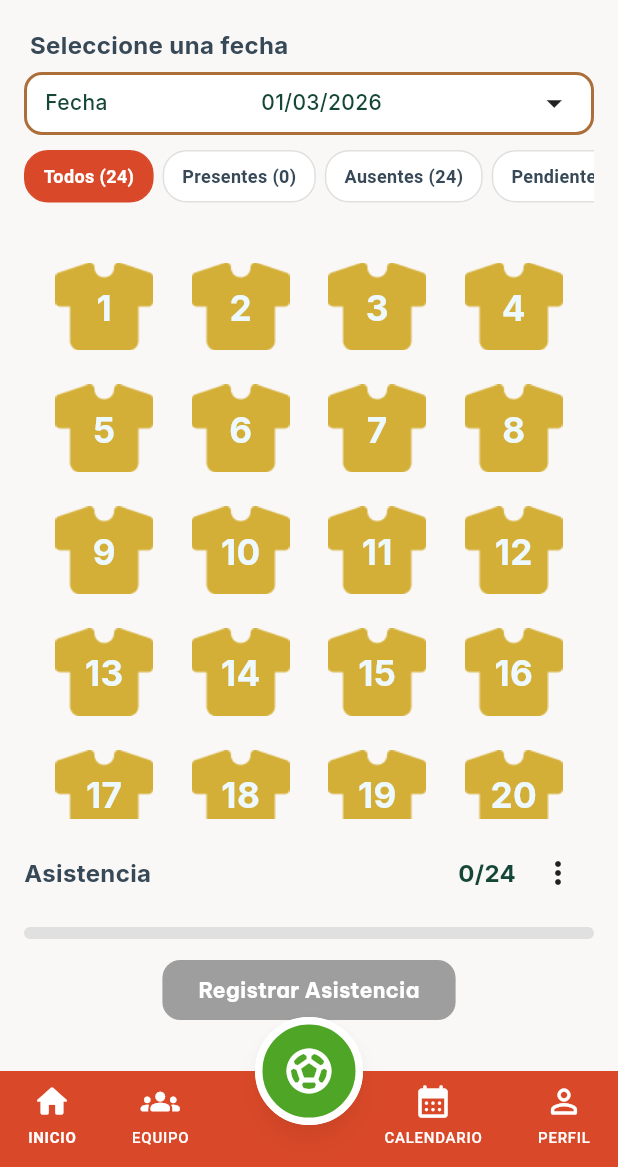
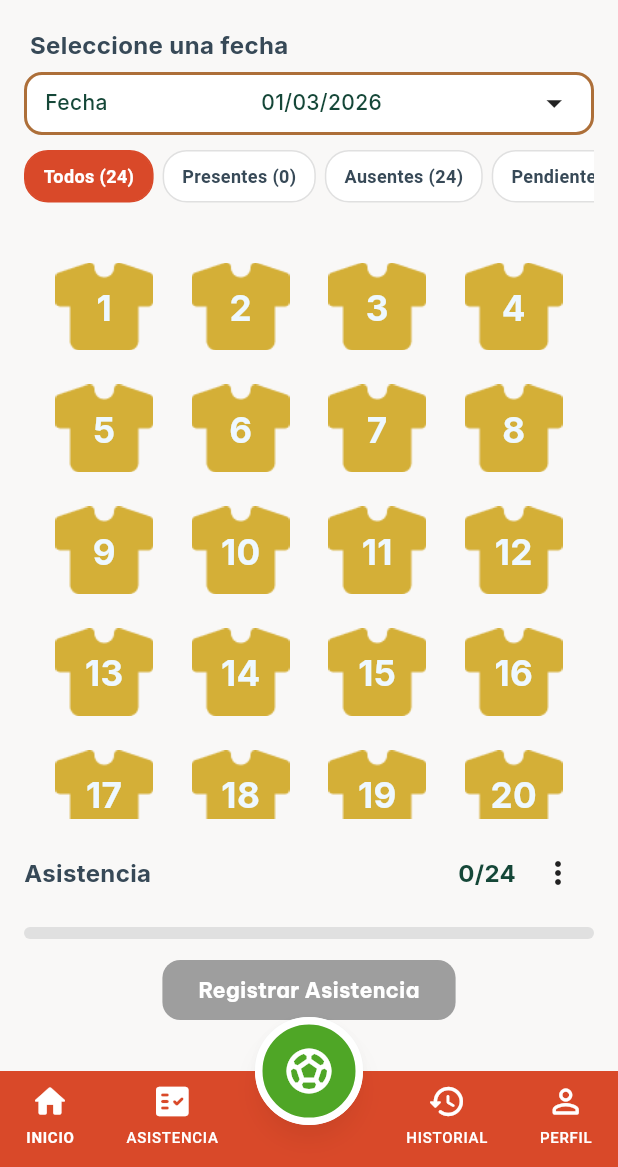
Before and after one commit to Elkinssm/flutter_init, a Flutter app: the DailyAttendanceScreen screen opened by its route, on a phone screen of 412 x 824 dp, the part 69-1236 px from its top. Run offline on Flutter 3.47's test engine with Material 3 defaults, Android fonts, the phone set to English and light mode, and no system bars; our stand-ins replace dio, flutter_riverpod, flutter_secure_storage, go_router, google_fonts, image_picker and 5 more; accounts and stored records are empty.

Commit message:
fix(ui): corrige navegacion y layout en appbar y asistencia

```diff
--- a/lib/presentation/screens/coach_screen.dart
+++ b/lib/presentation/screens/coach_screen.dart
@@ -49,7 +49,7 @@ class _CoachScreenState extends State<CoachScreen> {
             backgroundColor: const Color.fromRGBO(249, 248, 247, 1),
             appBar: CustomAppbar(
               title: 'Coach Dashboard',
-              onPressed: () => context.push('/login_screen'),
+              showBackButton: false,
             ),
             endDrawer: const ProfileDrawer(),
             bottomNavigationBar: const CustomBottomAppbar(),
--- a/lib/presentation/widgets/appbar/custom_appbar.dart
+++ b/lib/presentation/widgets/appbar/custom_appbar.dart
@@ -1,3 +1,4 @@
+import 'package:coach_app/config/router/app_router.dart';
 import 'package:coach_app/presentation/widgets/widgets.dart';
 import 'package:flutter/material.dart';
 import 'package:go_router/go_router.dart';
@@ -6,36 +7,51 @@ class CustomAppbar extends StatelessWidget implements PreferredSizeWidget {
   final String title;
   final Color? backgroundColor;
   final VoidCallback? onPressed;
+  final bool showBackButton;
   const CustomAppbar({
     super.key,
     required this.title,
     this.backgroundColor = const Color.fromRGBO(249, 248, 247, 1),
     this.onPressed,
+    this.showBackButton = true,
   });
 
   @override
   Widget build(BuildContext context) {
     return AppBar(
       backgroundColor: backgroundColor,
+      automaticallyImplyLeading: false,
       leadingWidth: 40,
       elevation: 0,
       scrolledUnderElevation: 0,
-      leading: Padding(
+      leading:
+          showBackButton
+              ? Padding(
                 padding: const EdgeInsets.all(0),
                 child: IconButton(
                   splashColor: Colors.transparent,
                   highlightColor: Colors.transparent,
                   hoverColor: Colors.transparent,
-          onPressed: onPressed ??
+                  onPressed:
+                      onPressed ??
                       () {
-                if (Navigator.of(context).canPop()) context.pop();
+                        if (Navigator.of(context).canPop()) {
+                          context.pop();
+                          return;
+                        }
+                        final fallbackRoute =
+                            currentUserRole == 'coach'
+                                ? '/coach_screen'
+                                : '/player_screen';
+                        context.go(fallbackRoute);
                       },
                   icon: Icon(Icons.arrow_back_outlined),
                   // Área táctil
                   constraints: BoxConstraints(minWidth: 60, minHeight: 60),
                 ),
-      ),
-      titleSpacing: 0,
+              )
+              : null,
+      titleSpacing: showBackButton ? 0 : 16,
       title: CustomText(text: title, size: 20, fontWeight: FontWeight.w600),
       centerTitle: false,
       actions: [
--- a/lib/presentation/widgets/custom_navigation_bottom_appbar/custom_bottom_appbar.dart
+++ b/lib/presentation/widgets/custom_navigation_bottom_appbar/custom_bottom_appbar.dart
@@ -21,6 +21,7 @@ class CustomBottomAppbar extends ConsumerWidget {
 
   @override
   Widget build(BuildContext context, WidgetRef ref) {
+    final isCoach = currentUserRole == 'coach';
     final selectedIndex = ref.watch(selectedIconProvider);
     final bottomInset = MediaQuery.of(context).padding.bottom;
     const barHeight = 64.0;
@@ -39,13 +40,13 @@ class CustomBottomAppbar extends ConsumerWidget {
             bottom: 0,
             child: Container(
               height: barHeight + bottomInset,
-              decoration: const BoxDecoration(
-                color: _orange,
-              ),
+              decoration: const BoxDecoration(color: _orange),
               child: SafeArea(
                 top: false,
                 child: Padding(
-                  padding: EdgeInsets.only(bottom: bottomInset > 0 ? bottomInset : 6),
+                  padding: EdgeInsets.only(
+                    bottom: bottomInset > 0 ? bottomInset : 6,
+                  ),
                   child: Row(
                     mainAxisAlignment: MainAxisAlignment.spaceAround,
                     crossAxisAlignment: CrossAxisAlignment.center,
@@ -56,29 +57,44 @@ class CustomBottomAppbar extends ConsumerWidget {
                         isSelected: selectedIndex == 0,
                         onTap: () {
                           ref.read(selectedIconProvider.notifier).state = 0;
-                          final route = currentUserRole == 'coach'
+                          final route =
+                              currentUserRole == 'coach'
                                   ? '/coach_screen'
                                   : '/player_screen';
                           context.go(route);
                         },
                       ),
                       _NavItem(
-                        label: 'EQUIPO',
-                        icon: Icons.groups_rounded,
+                        label: isCoach ? 'EQUIPO' : 'ASISTENCIA',
+                        icon:
+                            isCoach
+                                ? Icons.groups_rounded
+                                : Icons.fact_check_rounded,
                         isSelected: selectedIndex == 1,
                         onTap: () {
                           ref.read(selectedIconProvider.notifier).state = 1;
+                          if (isCoach) {
                             context.push('/my_teams_screen');
+                          } else {
+                            context.push('/assistance_screen');
+                          }
                         },
                       ),
                       const SizedBox(width: 72),
                       _NavItem(
-                        label: 'CALENDARIO',
-                        icon: Icons.calendar_month_rounded,
+                        label: isCoach ? 'CALENDARIO' : 'HISTORIAL',
+                        icon:
+                            isCoach
+                                ? Icons.calendar_month_rounded
+                                : Icons.history_rounded,
                         isSelected: selectedIndex == 2,
                         onTap: () {
                           ref.read(selectedIconProvider.notifier).state = 2;
+                          if (isCoach) {
                             context.push('/category_screen');
+                          } else {
+                            context.push('/history_screen');
+                          }
                         },
                       ),
                       _NavItem(
@@ -87,8 +103,10 @@ class CustomBottomAppbar extends ConsumerWidget {
                         isSelected: selectedIndex == 3,
                         onTap: () {
                           ref.read(selectedIconProvider.notifier).state = 3;
-                          ref.read(openProfileDrawerProvider.notifier).state = true;
-                          final route = currentUserRole == 'coach'
+                          ref.read(openProfileDrawerProvider.notifier).state =
+                              true;
+                          final route =
+                              currentUserRole == 'coach'
                                   ? '/coach_screen'
                                   : '/player_screen';
                           context.go(route);
@@ -105,9 +123,7 @@ class CustomBottomAppbar extends ConsumerWidget {
             left: 0,
             right: 0,
             bottom: bottomInset + barHeight - 36,
-            child: const Center(
-              child: _CenterFab(),
-            ),
+            child: Center(child: _CenterFab(isCoach: isCoach)),
           ),
           if (kDebugMode && Environment.showForceReloadButton)
             Positioned(
@@ -180,11 +196,7 @@ class _NavItem extends StatelessWidget {
           mainAxisSize: MainAxisSize.min,
           mainAxisAlignment: MainAxisAlignment.center,
           children: [
-            Icon(
-              icon,
-              size: 26,
-              color: Colors.white,
-            ),
+            Icon(icon, size: 26, color: Colors.white),
             const SizedBox(height: 4),
             Text(
               label,
@@ -203,7 +215,9 @@ class _NavItem extends StatelessWidget {
 }
 
 class _CenterFab extends ConsumerWidget {
-  const _CenterFab();
+  const _CenterFab({required this.isCoach});
+
+  final bool isCoach;
 
   @override
   Widget build(BuildContext context, WidgetRef ref) {
@@ -212,7 +226,15 @@ class _CenterFab extends ConsumerWidget {
       shadowColor: Colors.black26,
       shape: const CircleBorder(),
       child: InkWell(
-        onTap: () => context.push('/selected_team_screen', extra: 'Equipo'),
+        onTap: () {
+          if (isCoach) {
+            ref.read(selectedIconProvider.notifier).state = 1;
+            context.go('/my_teams_screen');
+          } else {
+            ref.read(selectedIconProvider.notifier).state = 2;
+            context.go('/category_screen');
+          }
+        },
         customBorder: const CircleBorder(),
         child: Container(
           width: 72,
```
Also changed, not shown: lib/presentation/screens/assistance_screen.dart (+10 -6 lines), lib/presentation/widgets/cards/custom_cards.dart (+10 -2 lines), 1 other file. Lines whose indentation alone changed are shown as unchanged.
